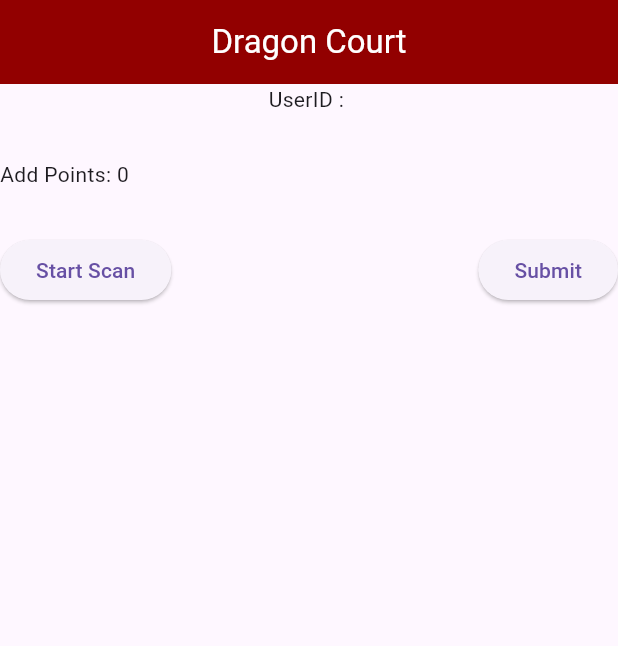
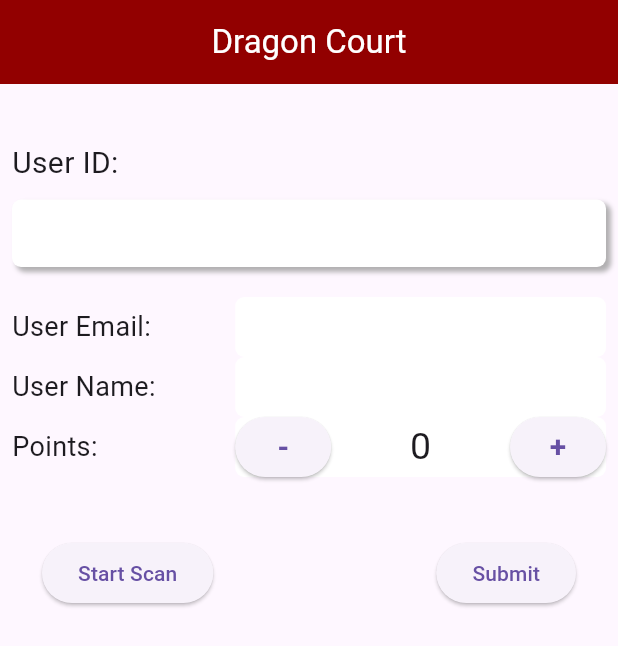
Before and after one commit to toriqultonu/Reward-App-Admin, a Flutter app: the screen it shows after launch, on a phone screen of 412 x 824 dp. Shown: the top 646 px of the screen. Run offline on Flutter 3.47's test engine with Material 3 defaults, Android fonts, the phone set to English and light mode, and no system bars; our stand-ins replace cloud_firestore, firebase_core, fluttertoast; missing offline and left inert: flutter_barcode_scanner; accounts and stored records are empty; generated files the repository leaves out were written again.

Commit message:
basic logic done

```diff
--- a/lib/screens/home_page.dart
+++ b/lib/screens/home_page.dart
@@ -19,6 +19,8 @@ class HomePage extends StatefulWidget {
 class _HomePageState extends State<HomePage> {
   Map<String, dynamic> userData = new Map();
   var points = 0;
+  var username = '';
+  var useremail = '';
 
   String scannedResult = '';
   startScan() async{
@@ -39,6 +41,8 @@ class _HomePageState extends State<HomePage> {
     setState((){
       scannedResult = result;
       points = userData["points"];
+      username = userData["name"];
+      useremail = userData["email"];
     });
 
   }
@@ -52,19 +56,108 @@ class _HomePageState extends State<HomePage> {
             title: Center(child: Text("Dragon Court", style: TextStyle(color: Colors.white),)),
           ),
           body: SingleChildScrollView(
+            child: Padding(
+              padding: const EdgeInsets.all(8.0),
               child: Column(
+                crossAxisAlignment: CrossAxisAlignment.start,
                 children: [
-
-                Text('UserID : $scannedResult'),
                   SizedBox(height: 30,),
+                  Text('User ID: ', style: TextStyle(fontSize: 20),),
+                  SizedBox(height: 10,),
+                  Container(
+                    height: 45,
+                    width: MediaQuery.of(context).size.width,
+                    alignment: Alignment.center,
+                    decoration: BoxDecoration(
+                        color: Colors.white,
+                        borderRadius: BorderRadius.circular(6.0),
+                        boxShadow: [
+                          BoxShadow(
+                            color: Colors.grey.withOpacity(0.8),
+                            spreadRadius: 0.1,
+                            blurRadius: 2,
+                            offset: Offset(3, 3),
+                          )
+                        ]),
+                    child: Text('$scannedResult', style: TextStyle(fontSize: 20, color: Colors.grey, fontWeight: FontWeight.bold),),
+                  ),
+                  SizedBox(height: 20,),
                   Row(
                     children: [
-                  Text('Add Points: $points'),
-                  // Spacer(),
-                  // TextField()
-                ],),
+                      Text('User Email: ', style: TextStyle(fontSize: 18),),
+                      Spacer(),
+                      Container(
+                        height: 40,
+                        width: MediaQuery.of(context).size.width * 0.6,
+
+                        alignment: Alignment.centerRight,
+                        decoration: BoxDecoration(
+                          color: Colors.white,
+                          borderRadius: BorderRadius.circular(6.0),),
+                        child: Text(useremail, style: TextStyle(fontSize: 18,),),
+                      ),
+                    ],
+                  ),
+                  Row(
+                    children: [
+                      Text('User Name: ', style: TextStyle(fontSize: 18),),
+                      Spacer(),
+                      Container(
+                        height: 40,
+                        width: MediaQuery.of(context).size.width * 0.6,
+
+                        alignment: Alignment.centerRight,
+                        decoration: BoxDecoration(
+                          color: Colors.white,
+                          borderRadius: BorderRadius.circular(6.0),),
+                        child: Text(username, style: TextStyle(fontSize: 18,),),
+                      ),
+                    ],
+                  ),
+                  Row(
+                    children: [
+                      Text('Points: ', style: TextStyle(fontSize: 18),),
+                      Spacer(),
+                      Container(
+                        height: 40,
+                        width: MediaQuery.of(context).size.width * 0.6,
+
+                        alignment: Alignment.centerRight,
+                        decoration: BoxDecoration(
+                          color: Colors.white,
+                          borderRadius: BorderRadius.circular(6.0),),
+                        child: Row(
+                          children: [
+                            ElevatedButton(
+                              onPressed: (){
+                                setState(() {
+                                  points--;
+                                });
+                              },
+                              child:Text('-' , style: TextStyle(fontWeight: FontWeight.bold, fontSize: 20),),
+                            ),
+                            Spacer(),
+                            Text('$points', style: TextStyle(fontSize: 25,),),
+                            Spacer(),
+                            ElevatedButton(
+                              onPressed: (){
+                                setState(() {
+                                  points++;
+                                });
+                              },
+                              child: Text('+' , style: TextStyle(fontWeight: FontWeight.bold, fontSize: 20),),
+                            ),
+                          ],
+                        ),
+                      ),
+                    ],
+                  ),
+                  SizedBox(height: 10,),
+
                   SizedBox(height: 30,),
-                Row(
+                  Padding(
+                    padding: const EdgeInsets.only(left: 20, right: 20),
+                    child: Row(
                       children: [
                         ElevatedButton(
                           onPressed: (){
@@ -76,13 +169,15 @@ class _HomePageState extends State<HomePage> {
                         ElevatedButton(
                           onPressed: (){
                             /// Todo submit operation.
-                        updateUserDetails("points", 50, scannedResult);
+                            updateUserDetails("points", points, scannedResult);
                           },
                           child: Text('Submit'),
                         ),
                       ],
+                    ),
                   )
                 ],
+              ),
             ),
           )),
     );
```
Lines whose indentation alone changed are shown as unchanged.
